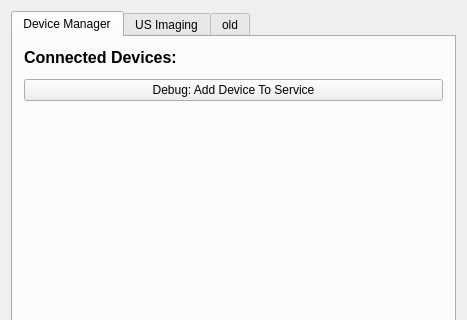
Old version of the form Plugins/org.mitk.gui.qt.ultrasound/src/internal/UltrasoundSupportControls.ui in the repository MITK/MITK; both pictures show x 0 to 467 and y 0 to 320 of the 467 by 461 pixel window.
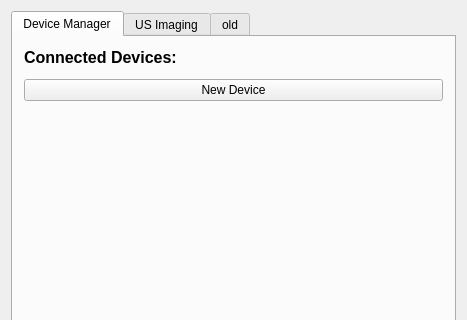
New version of the form. Custom widgets are drawn as their Qt base class.

Commit message: CreateNewDevice Widget now creates devices and registers them. Many improvements with the Service System

Patch:
```diff
--- a/Plugins/org.mitk.gui.qt.ultrasound/src/internal/UltrasoundSupportControls.ui
+++ b/Plugins/org.mitk.gui.qt.ultrasound/src/internal/UltrasoundSupportControls.ui
@@ -50,7 +50,7 @@
        <item>
         <widget class="QPushButton" name="pushButton">
          <property name="text">
-          <string>Debug: Add Device To Service</string>
+          <string>New Device</string>
          </property>
         </widget>
        </item>
```
Left out of the diff: 2 changed lines with no effect on the pictures. The commit also changes 9 other files.
